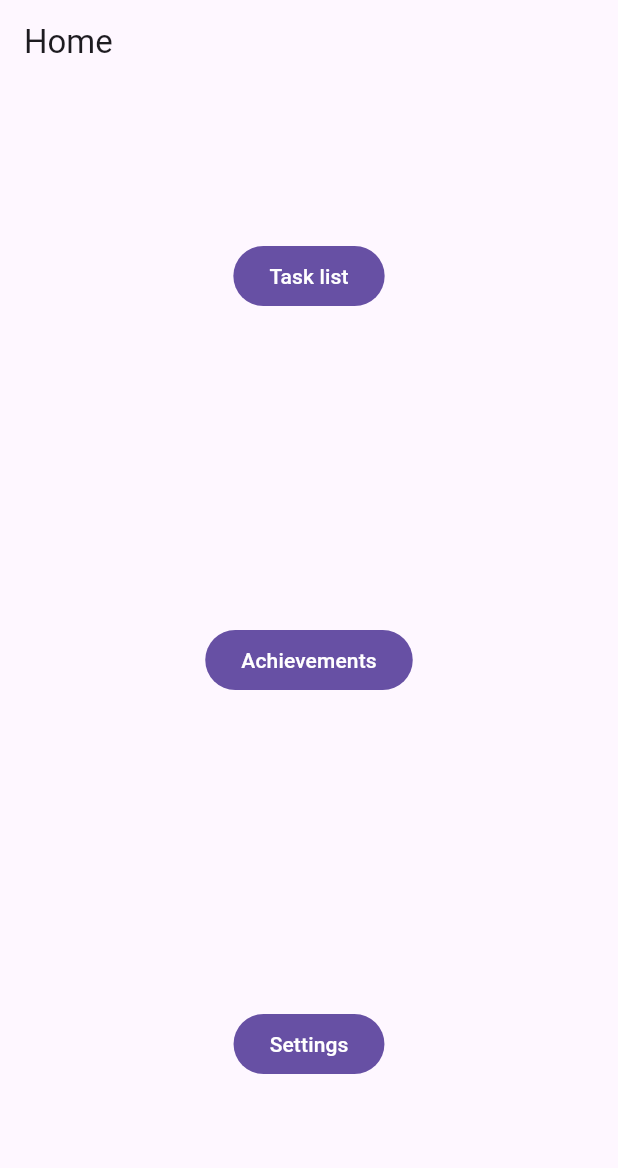
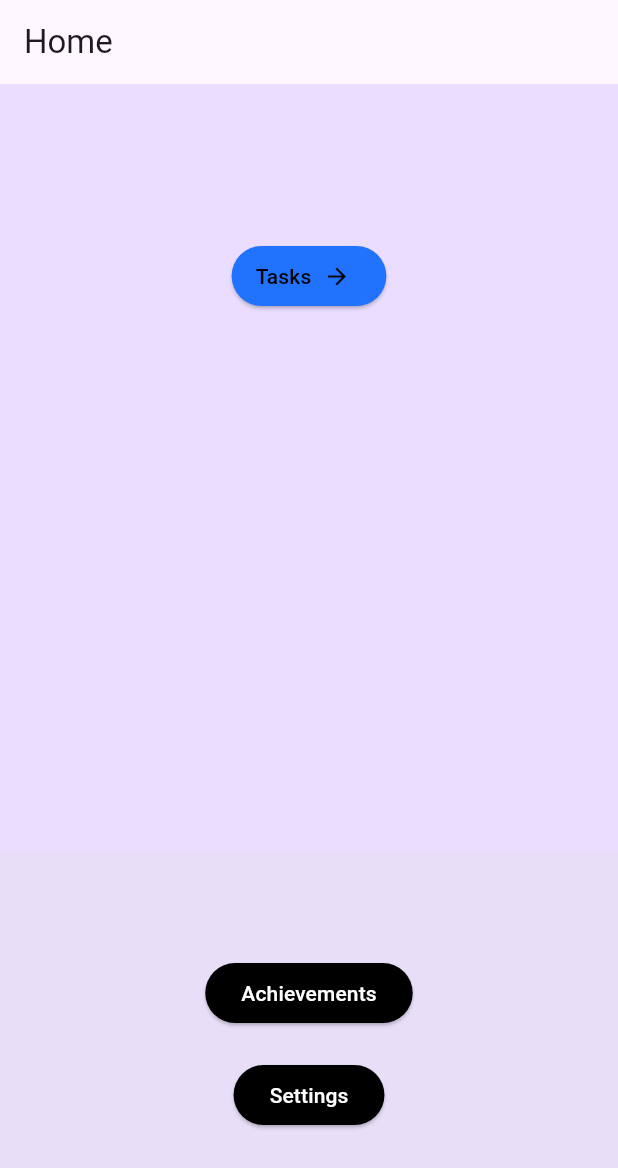
Before and after one commit to Klint02/P8-Pomodoro, a Flutter app: the screen it shows after launch, on a phone screen of 412 x 824 dp. Shown: the top 1168 px of the screen. Run offline on Flutter 3.47's test engine with Material 3 defaults, Android fonts, the phone set to English and light mode, and no system bars.

Commit message:
merged with achievements and settings

```diff
--- a/App/lib/Home.dart
+++ b/App/lib/Home.dart
@@ -1,8 +1,8 @@
-
 import 'package:flutter/material.dart';
 import 'package:pip_boi/Achievements.dart';
 import 'package:pip_boi/Settings.dart';
 import 'package:pip_boi/Tasklist.dart';
+//import 'package:provider/provider.dart';
 
 class Home extends StatelessWidget {
   const Home({super.key});
@@ -16,38 +16,121 @@ class Home extends StatelessWidget {
           crossAxisAlignment: CrossAxisAlignment.center,
           mainAxisAlignment: MainAxisAlignment.spaceAround,
           children: [
-            FilledButton(
-              onPressed: () {
-                Navigator.push(
-                    context,
-                    MaterialPageRoute(builder: (context) => Tasklist())
-                );
-              },
-              child: Text('Task list')
+            Expanded(
+            child: Container(
+              color: Theme.of(context).colorScheme.primaryContainer, // const Color.fromARGB(1, 45, 111, 255),)
+              child: TaskButton(),
             ),
-
-            FilledButton(
-              onPressed: () {
-                Navigator.push(
-                    context,
-                    MaterialPageRoute(builder: (context) => AchievementsTab())
-                );
-              },
-              child: Text('Achievements')
+          ),
+          Expanded(
+            child: Container(
+              color: Theme.of(context).colorScheme.primaryContainer,
+              child: TaskList(),
             ),
-
-            FilledButton(
-              onPressed: () {
-                Navigator.push(
-                    context,
-                    MaterialPageRoute(builder: (context) => SettingsTab())
-                );
-              },
-              child: Text('Settings')
-            )
+          ),
+          Expanded(
+            child: Container(
+              color: Theme.of(context).colorScheme.secondaryContainer,
+              child: ButtomButtons(),
+            ),
+          ),
           ],
         ),
       ),
     );
   }
 }
+
+class MyAppState extends ChangeNotifier {
+ var tasks = <String>["Tag opvasken", "Lav lektier", "Task 4"]; // list of tasks
+}
+
+class TaskButton extends StatelessWidget {
+  @override
+  Widget build(BuildContext context) {
+    return Center(
+      child: ElevatedButton.icon(
+        onPressed: () {
+          Navigator.push(
+            context,
+            MaterialPageRoute(builder: (context) => Tasklist()),
+          );
+        },
+        label: Text('Tasks'),
+        icon: Icon(Icons.arrow_forward),
+        style: ElevatedButton.styleFrom(
+                backgroundColor: const Color.fromARGB(255, 33, 114, 253),
+                foregroundColor: Colors.black
+              ),
+        iconAlignment: IconAlignment.end,
+        ),
+    );
+  }
+}
+
+class TaskList extends StatelessWidget {
+  @override
+  Widget build(BuildContext context) {
+
+    return Center(
+      child: ListView(
+        padding: const EdgeInsets.fromLTRB(100, 0, 100, 0),
+        children: [
+          // for (var task in context.watch<MyAppState>().tasks)
+          //   CheckboxListTile(
+          //     value: false,
+          //     onChanged: (value) {
+
+          //     },
+          //     title: Text(task),
+
+          //   ),
+        ],
+      ),
+    );
+  }
+}
+
+class ButtomButtons extends StatelessWidget {
+  @override
+  Widget build(BuildContext context) {
+    //var appState = context.watch<MyAppState>();
+
+    return Center(
+      child: Column(
+      mainAxisSize: MainAxisSize.min,
+        children: [
+
+          ElevatedButton(
+            onPressed: () {
+              Navigator.push(
+                context,
+                MaterialPageRoute(builder: (context) => AchievementsTab()),
+              );
+            },
+            style: ElevatedButton.styleFrom(
+                backgroundColor: const Color.from(alpha: 1, red: 0, green: 0, blue: 0),
+                foregroundColor: Colors.white
+              ),
+            child: Text('Achievements'),
+          ),
+          //SizedBox(width: 50),
+          Padding(padding: const EdgeInsets.all(10),),
+          ElevatedButton(
+            onPressed: () {
+              Navigator.push(
+                context,
+                MaterialPageRoute(builder: (context) => SettingsTab()),
+              );
+            },
+            style: ElevatedButton.styleFrom(
+                backgroundColor: const Color.from(alpha: 1, red: 0, green: 0, blue: 0),
+                foregroundColor: Colors.white
+              ),
+            child: Text('Settings'),
+          ),
+        ],
+      ),
+    );
+  }
+}
--- a/App/lib/main.dart
+++ b/App/lib/main.dart
@@ -1,7 +1,6 @@
 import 'package:flutter/material.dart';
-import 'package:pip_boi/Achievements.dart';
-import 'package:pip_boi/Tasklist.dart';
 import 'package:pip_boi/Home.dart';
+
 
 void main() {
   runApp(const MaterialApp(
```
Also changed, not shown: 1 other file.
